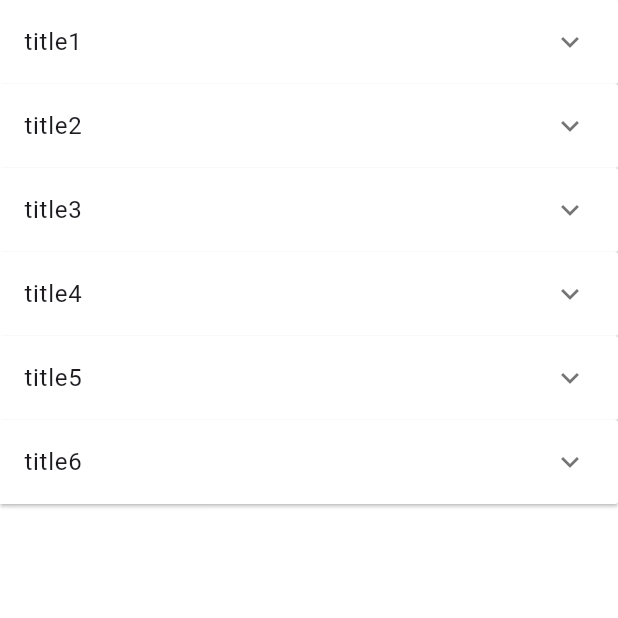
After one commit to bbarkse93/PracticeWidgets, a Flutter app: the screen it shows after launch, after a tap on "expansionPanelList", on a phone screen of 412 x 824 dp, the top half of it. The commit adds this screen. Run offline on Flutter 3.47's test engine with Material 3 defaults, Android fonts, the light colour scheme and no system bars.

Commit message:
expansionPanelList

```diff
--- a/lib/component/move.dart
+++ b/lib/component/move.dart
@@ -1,15 +1,18 @@
 import 'package:flutter/cupertino.dart';
+import 'package:practice_widgets/test_widgets/expansion_panel_list/expansionPanelListPage.dart';
 import 'package:practice_widgets/test_widgets/testPage.dart';
 
 
 
 class Move {
   static String testPage = "/test";
+  static String expansionPanelListPage = "/expansionPanelList";
 
 }
 
 Map<String, Widget Function(BuildContext)> getRouters() {
   return {
     Move.testPage: (context) => TestPage(),
+    Move.expansionPanelListPage: (context) => ExpansionPanelListPage(),
   };
 }
--- a/lib/defaultPage.dart
+++ b/lib/defaultPage.dart
@@ -9,6 +9,7 @@ class DefaultPage extends StatelessWidget {
   @override
   Widget build(BuildContext context) {
     return Scaffold(
+      backgroundColor: Colors.white,
       appBar: AppBar(
         centerTitle: true,
         title: const Text('기본페이지'),
@@ -22,6 +23,11 @@ class DefaultPage extends StatelessWidget {
               onTap: () {
                 Navigator.of(context).pushNamed(Move.testPage);
               }),
+          TestComponent(
+              widgetName: 'expansionPanelList',
+              onTap: () {
+                Navigator.of(context).pushNamed(Move.expansionPanelListPage);
+              }),
         ],
       ),
     );
--- /dev/null
+++ b/lib/test_widgets/expansion_panel_list/expansionPanelListPage.dart
@@ -0,0 +1,81 @@
+import 'package:flutter/cupertino.dart';
+import 'package:flutter/material.dart';
+
+class ExpansionPanelListPage extends StatefulWidget {
+  const ExpansionPanelListPage({super.key});
+
+  @override
+  State<ExpansionPanelListPage> createState() => _ExpansionPanelListPageState();
+}
+
+class _ExpansionPanelListPageState extends State<ExpansionPanelListPage> {
+  int? _expandedIndex;
+  final List<String> titles = [
+    'title1',
+    'title2',
+    'title3',
+    'title4',
+    'title5',
+    'title6',
+  ];
+  final String content = 'content';
+
+  @override
+  Widget build(BuildContext context) {
+    return Scaffold(
+      backgroundColor: Colors.white,
+      body: ListView(
+        children: List.generate(titles.length, (index) {
+          return _buildExpansionPanelList(index, titles[index], content);
+        }),
+      ),
+    );
+  }
+
+  Widget _buildExpansionPanelList(int index, String title, String content) {
+    return ExpansionPanelList(
+      elevation: 1,
+      expansionCallback: (int panelIndex, bool isExpanded) {
+        setState(() {
+          _expandedIndex = _expandedIndex == index ? null : index;
+        });
+      },
+      children: [
+        ExpansionPanel(
+            headerBuilder: (context, isExpanded) {
+              return ListTile(
+                title: Text(title),
+                tileColor: Colors.white,
+                onTap: () {
+                  setState(() {
+                    _expandedIndex = _expandedIndex == index ? null : index;
+                  });
+                },
+              );
+            },
+            body: Container(
+              color: Colors.white,
+              child: Padding(
+                padding: EdgeInsets.all(16.0),
+                child: Row(
+                  crossAxisAlignment: CrossAxisAlignment.start,
+                  children: [
+                    SizedBox(
+                      width: 25.0,
+                      height: 25.0,
+                      child: Icon(Icons.person),
+                    ),
+                    SizedBox(width: 8.0),
+                    Expanded(
+                      child: Text(content),
+                    ),
+                  ],
+                ),
+              ),
+            ),
+            isExpanded: _expandedIndex == index,
+            backgroundColor: Colors.white),
+      ],
+    );
+  }
+}
```
